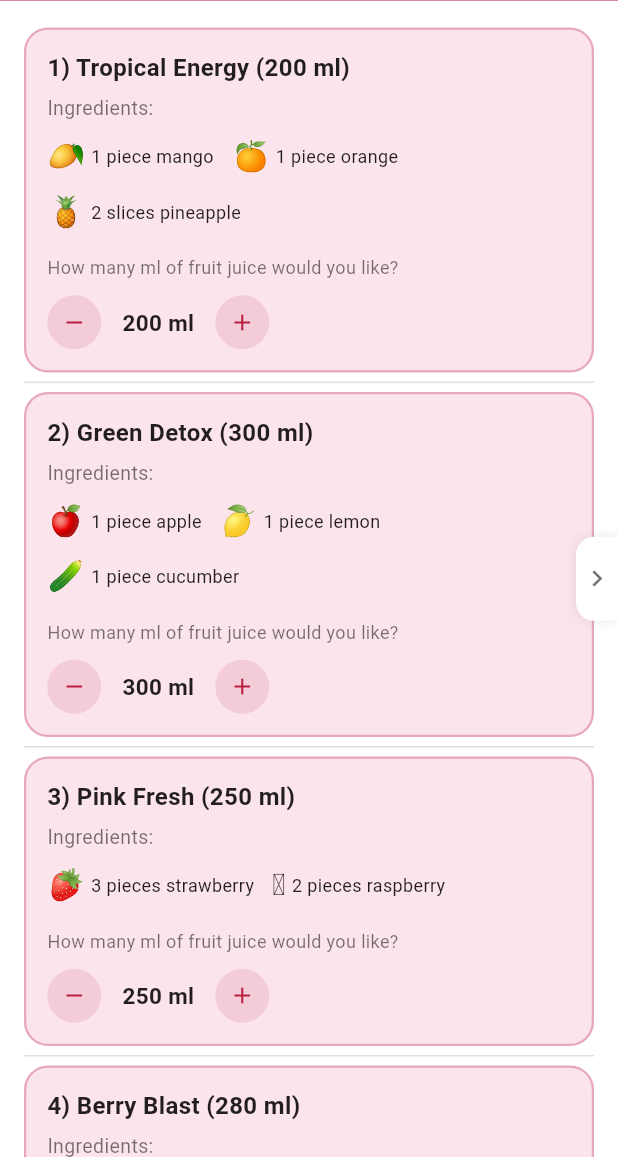
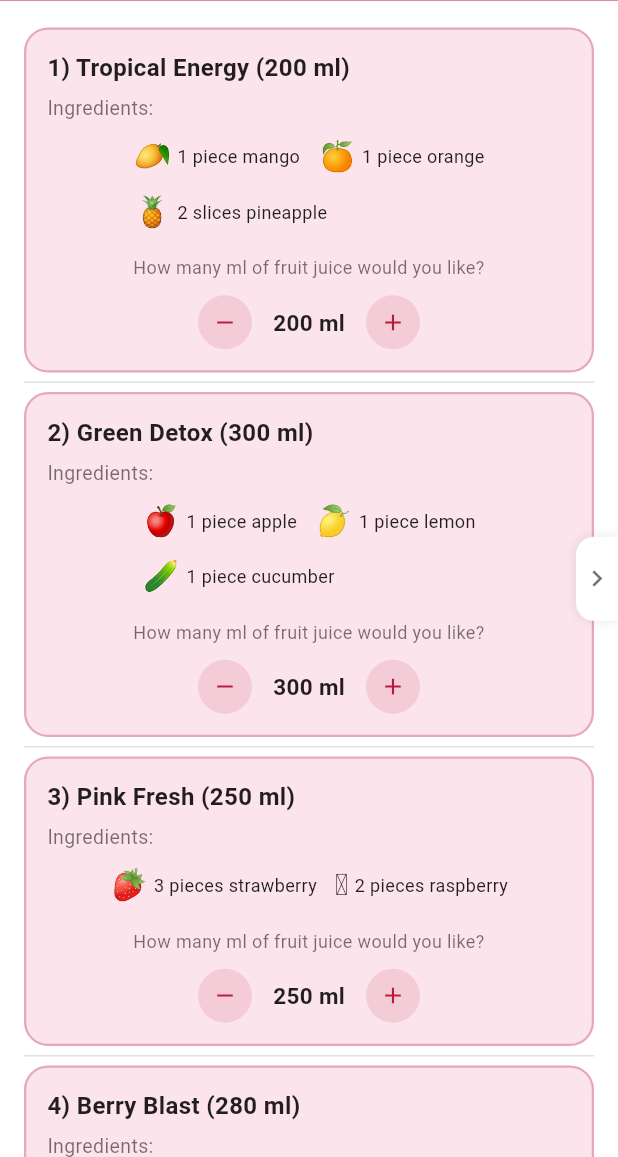
Before and after one commit to ugurcavusoglu/smartjuice-app, a Flutter app: the RecipesTabScreen screen opened directly, on a phone screen of 412 x 824 dp, the part 79-1236 px from its top. Run offline on Flutter 3.47's test engine with Material 3 defaults, Android fonts, the phone set to English and light mode, and no system bars; our stand-ins replace flutter_svg, go_router, shared_preferences; accounts and stored records are empty.

Commit message:
Recipes: center 'How many ml' text and ml +/- buttons like Figma
Co-Authored-By: Claude Sonnet 4.6 <noreply@anthropic.com>

```diff
--- a/lib/screens/recipes/recipes_tab_screen.dart
+++ b/lib/screens/recipes/recipes_tab_screen.dart
@@ -249,18 +249,24 @@ class _RecipeCardState extends State<_RecipeCard> {
               color: kPrimary.withValues(alpha: isDark ? 0.5 : 0.3), width: 1.5),
         ),
         child: Column(
-          crossAxisAlignment: CrossAxisAlignment.start,
+          crossAxisAlignment: CrossAxisAlignment.center,
           children: [
-            Text(
+            Align(
+              alignment: Alignment.centerLeft,
+              child: Text(
                 '${widget.number}) ${widget.recipe.name} ($_ml ml)',
                 style: TextStyle(
                     fontSize: 16,
                     fontWeight: FontWeight.bold,
                     color: titleColor),
               ),
+            ),
             const SizedBox(height: 6),
-            Text('Ingredients:',
+            Align(
+              alignment: Alignment.centerLeft,
+              child: Text('Ingredients:',
                   style: TextStyle(fontSize: 13, color: subColor)),
+            ),
             const SizedBox(height: 8),
             Wrap(
               spacing: 12,
@@ -281,9 +287,11 @@ class _RecipeCardState extends State<_RecipeCard> {
             ),
             const SizedBox(height: 14),
             Text('How many ml of fruit juice would you like?',
+                textAlign: TextAlign.center,
                 style: TextStyle(fontSize: 12, color: subColor)),
             const SizedBox(height: 10),
             Row(
+              mainAxisAlignment: MainAxisAlignment.center,
               children: [
                 GestureDetector(
                   onTap: () =>
```
Lines whose indentation alone changed are shown as unchanged.
